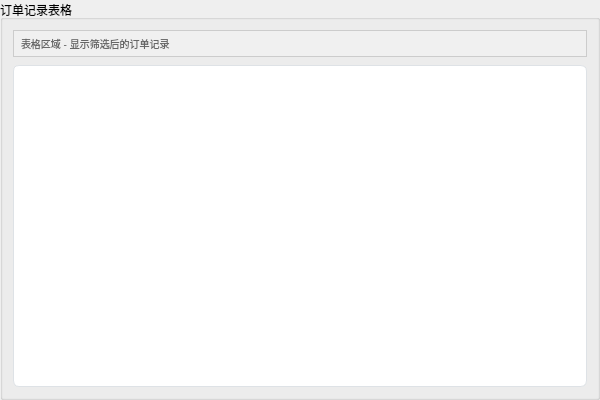
First picture: the form in table_panel.ui, repository 244727418/shouhou, before the edit.
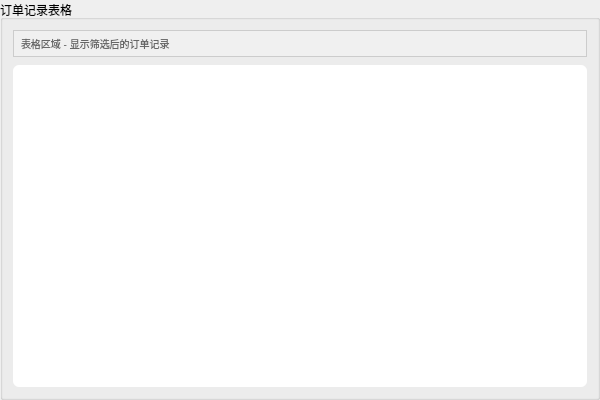
Second picture: the form after the edit.

Commit message: 优化了ui界面样式和修复了一些bug

```diff
--- a/table_panel.ui
+++ b/table_panel.ui
@@ -58,11 +58,17 @@
 QTableWidget {
     background-color: white;
     alternate-background-color: #f8f9fa;
-    selection-background-color: #87CEEB;
+    selection-background-color: rgba(135, 206, 235, 0.5);  /* 浅蓝色，不透明度50% */
     selection-color: black;
     gridline-color: #dee2e6;
     border: 1px solid #dee2e6;
     border-radius: 6px;
+    outline: 0;  /* 删除焦点虚线 */
+    border: none;  /* 删除边框 */
+}
+
+QTableWidget:focus {
+    outline: 0;  /* 删除焦点虚线 */
 }
 
 QTableWidget::item {
@@ -71,16 +77,28 @@
 }
 
 QTableWidget::item:selected {
-    background-color: #6C757D;
-    color: white;
+    background-color: rgba(135, 206, 235, 0.5);  /* 浅蓝色，不透明度50% */
+    color: black;
+}
+
+QTableWidget::item:focus {
+    background-color: rgba(30, 144, 255, 0.7);  /* 深蓝色，不透明度70% - 美化焦点样式 */
+    color: black;  /* 保持黑色文字 */
+    border: none;  /* 删除边框 */
+}
+
+QTableWidget::item:selected:focus {
+    background-color: rgba(30, 144, 255, 0.9);  /* 更深的蓝色，不透明度90% - 选中且焦点状态 */
+    color: black;  /* 保持黑色文字 */
 }
 
 QHeaderView::section {
-    background-color: qlineargradient(x1:0, y1:0, x2:1, y2:0, stop:0 #FF9E80, stop:0.09 #80DEEA, stop:0.18 #A5D6A7, stop:0.27 #CE93D8, stop:0.36 #FFCC80, stop:0.45 #90CAF9, stop:0.54 #C5E1A5, stop:0.63 #F48FB1, stop:0.72 #B39DDB, stop:0.81 #FFAB91, stop:1 #81D4FA);
-    color: #333333;
+    background-color: #C8E6C9;  /* 淡绿色 */
+    color: #2E7D32;            /* 深绿色文字 */
     padding: 8px;
     border: none;
     font-weight: bold;
+    border-bottom: 2px solid #81C784;  /* 底部边框 */
 }
       </string>
      </property>
```
The commit also changes 2 other files.
